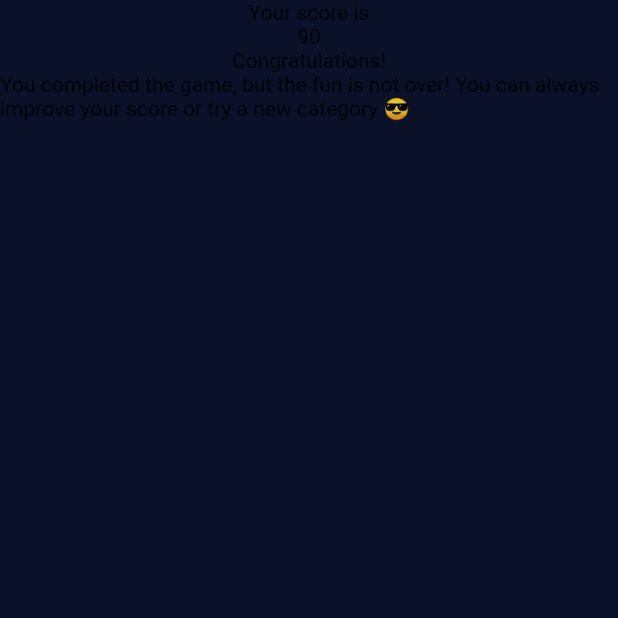
After one commit to andresnascimento/code-quiz, a Flutter app: the ScoreScreen screen opened by its route, on a phone screen of 412 x 824 dp, the top half of it. The commit adds this screen. Run offline on Flutter 3.47's test engine with Material 2 defaults, Android fonts, the phone set to English and light mode, and no system bars; our stand-ins replace google_fonts.

```diff
--- a/lib/main.dart
+++ b/lib/main.dart
@@ -2,6 +2,7 @@ import 'package:flutter/material.dart';
 import 'package:provider/provider.dart';
 
 import './providers/question_provider.dart';
+import 'screens/score_screen.dart';
 import 'screens/home_screen.dart';
 import 'screens/quiz_screen.dart';
 
@@ -24,7 +25,8 @@ class MyApp extends StatelessWidget {
         initialRoute: HomePage.id,
         routes: {
           HomePage.id: (context) => HomePage(),
-          QuizScreen.id: (context) => QuizScreen()
+          QuizScreen.id: (context) => QuizScreen(),
+          ScoreScreen.id: (context) => ScoreScreen(),
         },
       ),
     );
--- a/lib/providers/question_provider.dart
+++ b/lib/providers/question_provider.dart
@@ -41,7 +41,7 @@ class Questions with ChangeNotifier {
   Future<void> fetchQuestions() async {
     String apiKey = 'rRugdBWczdMjHKjQR0Z8DnqpjmXyn3Q8Vh6H47ja';
     final url = Uri.parse(
-        'https://quizapi.io/api/v1/questions?apiKey=$apiKey&limit=10&tags=$_categorySelected');
+        'https://quizapi.io/api/v1/questions?apiKey=$apiKey&limit=2&tags=$_categorySelected');
 
     try {
       final response = await http.get(url);
--- /dev/null
+++ b/lib/screens/score_screen.dart
@@ -0,0 +1,24 @@
+import 'package:coding_quiz/models/app_constants.dart';
+import 'package:flutter/material.dart';
+
+class ScoreScreen extends StatelessWidget {
+  static String id = 'score_screen';
+
+  @override
+  Widget build(BuildContext context) {
+    return Scaffold(
+      backgroundColor: kColorBlack,
+      body: Container(
+        child: Column(
+          children: <Widget>[
+            Text('Your score is'),
+            Text('90'),
+            Text('Congratulations!'),
+            Text(
+                'You completed the game, but the fun is not over! You can always improve your score or try a new category 😎 '),
+          ],
+        ),
+      ),
+    );
+  }
+}
--- a/lib/widgets/status_bar_widget.dart
+++ b/lib/widgets/status_bar_widget.dart
@@ -68,7 +68,8 @@ class StatusBar extends StatelessWidget {
                     return Container(
                       height: 4,
                       margin: EdgeInsets.symmetric(horizontal: 4, vertical: 0),
-                      width: (MediaQuery.of(context).size.width - 40) /
+                      width: (MediaQuery.of(context).size.width -
+                              12 * questionsListLength) /
                           questionsListLength,
                       color: Colors.white.withAlpha(32),
                     );
@@ -87,7 +88,8 @@ class StatusBar extends StatelessWidget {
                     return Container(
                       height: 4,
                       margin: EdgeInsets.symmetric(horizontal: 4, vertical: 0),
-                      width: (MediaQuery.of(context).size.width - 40) /
+                      width: (MediaQuery.of(context).size.width -
+                              12 * questionsListLength) /
                           questionsListLength,
                       color: questionsData.scoreKeeper[index] == true
                           ? kColorSuccess
--- a/lib/widgets/wrong_answer_content_widget.dart
+++ b/lib/widgets/wrong_answer_content_widget.dart
@@ -18,12 +18,12 @@ class WrongAnswerContent extends StatelessWidget {
 
   @override
   Widget build(BuildContext context) {
-    return Column(
+    return ListView(
       children: <Widget>[
         Container(
           height: 120.0,
           width: 250.0,
-          margin: EdgeInsets.only(bottom: 24.0),
+          margin: EdgeInsets.symmetric(horizontal: 32.0, vertical: 16.0),
           decoration: BoxDecoration(
             image: DecorationImage(
               fit: BoxFit.cover,
```
Also changed, not shown: lib/models/categories_model.dart (+0 -14 lines), lib/widgets/answers_list_widget.dart (+18 -15 lines), assets/images/wrong-3.gif (added), 3 other files.
